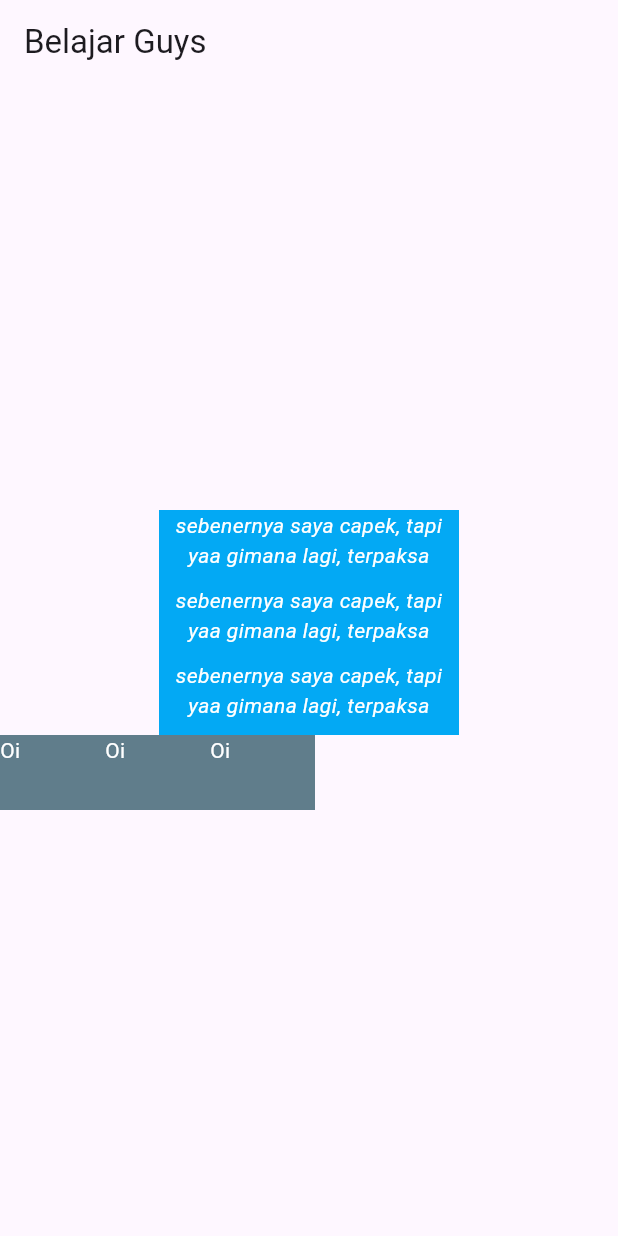
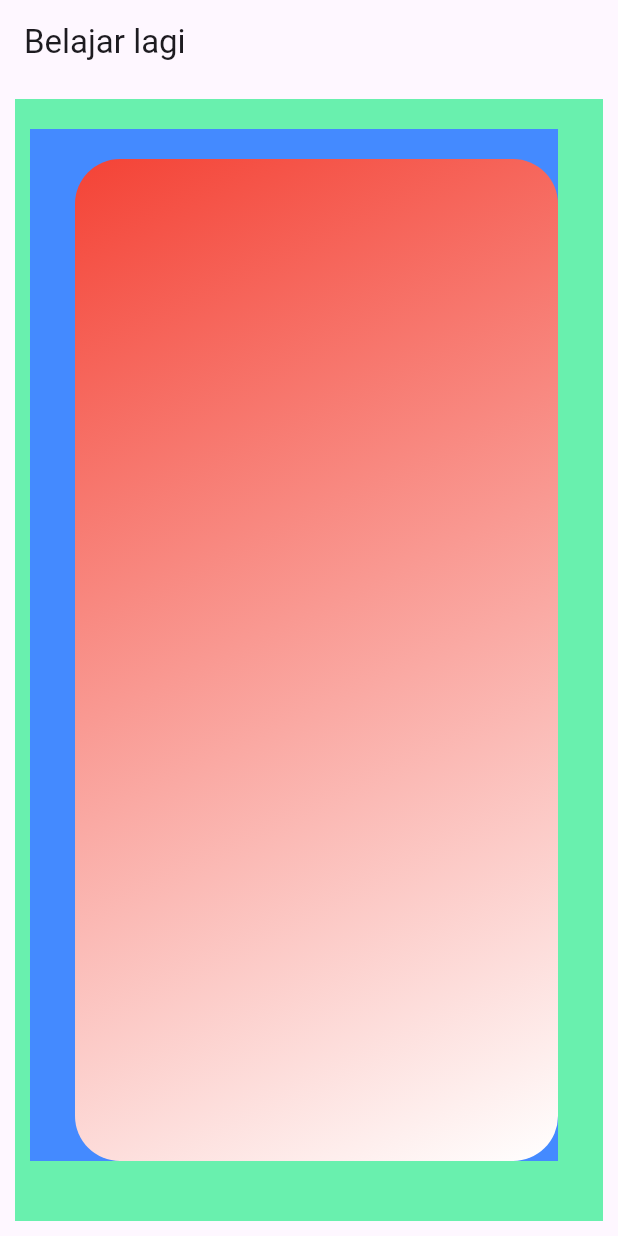
Before and after one commit to nentinur/Speedrun-Belajar-Flutter, a Flutter app: the screen it shows after launch, on a phone screen of 412 x 824 dp. Run offline on Flutter 3.47's test engine with Material 3 defaults, Android fonts, the phone set to English and light mode, and no system bars.

Commit message:
Container

```diff
--- a/lib/main.dart
+++ b/lib/main.dart
@@ -12,85 +12,23 @@ class MyApp extends StatelessWidget {
     return MaterialApp(
       home: Scaffold(
         appBar: AppBar(
-          title: Text("Belajar Guys"),
+          title: Text("Belajar lagi"),
         ),
-        body: Column(
-          // Column mengatur widget tersusun menumpuk dari atas ke bawah, kalo mau menyamping pakainya Row
-          mainAxisAlignment:
-              MainAxisAlignment.center, // mengatur dari atas ke tengah
-          crossAxisAlignment: CrossAxisAlignment.start, // rata kiri
-          children: [
-            Center(
-                child: Container(
-                    color: Colors.lightBlue,
-                    width: 200,
-                    height: 50,
-                    child: Text(
-                      "sebenernya saya capek, tapi yaa gimana lagi, terpaksa harus belajar ini",
-                      maxLines: 2,
-                      overflow: TextOverflow.clip,
-                      textAlign: TextAlign.center,
-                      style: TextStyle(
-                          color: Colors.white, fontStyle: FontStyle.italic),
-                    ))),
-            Center(
-                child: Container(
-                    color: Colors.lightBlue,
-                    width: 200,
-                    height: 50,
-                    child: Text(
-                      "sebenernya saya capek, tapi yaa gimana lagi, terpaksa harus belajar ini",
-                      maxLines: 2,
-                      overflow: TextOverflow.clip,
-                      textAlign: TextAlign.center,
-                      style: TextStyle(
-                          color: Colors.white, fontStyle: FontStyle.italic),
-                    ))),
-            Center(
-                child: Container(
-                    color: Colors.lightBlue,
-                    width: 200,
-                    height: 50,
-                    child: Text(
-                      "sebenernya saya capek, tapi yaa gimana lagi, terpaksa harus belajar ini",
-                      maxLines: 2,
-                      overflow: TextOverflow.clip,
-                      textAlign: TextAlign.center,
-                      style: TextStyle(
-                          color: Colors.white, fontStyle: FontStyle.italic),
-                    ))),
-            Row(
-              children: [
-                Container(
-                  color: Colors.blueGrey,
-                  width: 70,
-                  height: 50,
-                  child: Text(
-                    "Oi",
-                    style: TextStyle(color: Colors.white),
-                  ),
-                ),
-                Container(
-                  color: Colors.blueGrey,
-                  width: 70,
-                  height: 50,
-                  child: Text(
-                    "Oi",
-                    style: TextStyle(color: Colors.white),
-                  ),
-                ),
-                Container(
-                  color: Colors.blueGrey,
-                  width: 70,
-                  height: 50,
-                  child: Text(
-                    "Oi",
-                    style: TextStyle(color: Colors.white),
-                  ),
-                )
-              ],
-            )
-          ],
+        body: Container(
+          color: Colors.greenAccent,
+          margin: EdgeInsets.all(10),
+          padding: EdgeInsets.fromLTRB(10, 20, 30, 40),
+          child: Container(
+              color: Colors.blueAccent,
+              padding: EdgeInsets.only(top: 20, left: 30),
+              child: Container(
+                decoration: BoxDecoration(
+                    borderRadius: BorderRadius.circular(30),
+                    gradient: LinearGradient(
+                        begin: Alignment.topLeft,
+                        end: Alignment.bottomRight,
+                        colors: <Color>[Colors.red, Colors.white])),
+              )),
         ),
       ),
     );
```
